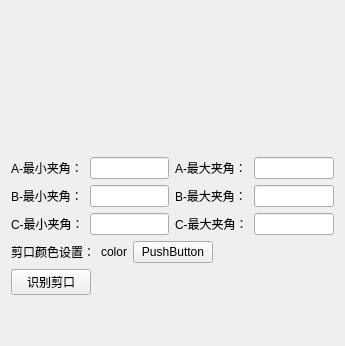
Old version of the form plt_source/code/recComponent/CutPosRecognition/cutposv.ui in the repository HAN-sir-git/test.
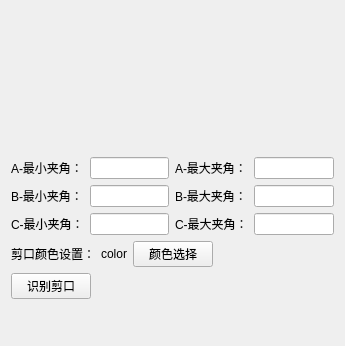
New version of the form.

```diff
--- a/plt_source/code/recComponent/CutPosRecognition/cutposv.ui
+++ b/plt_source/code/recComponent/CutPosRecognition/cutposv.ui
@@ -138,7 +138,7 @@
          <item>
           <widget class="QPushButton" name="pushButton">
            <property name="text">
-            <string>PushButton</string>
+            <string>颜色选择</string>
            </property>
           </widget>
          </item>
```
Left out of the diff: 16 changed lines with no effect on the pictures.
